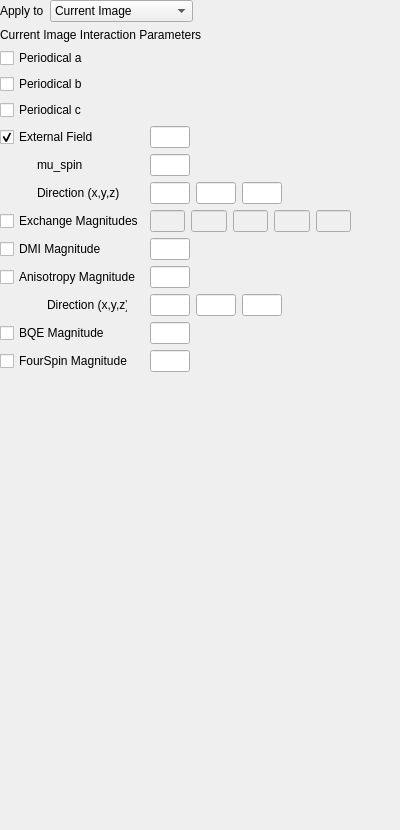
First picture: the form in ui-qt/ui/HamiltonianHeisenbergNeighboursWidget.ui, repository spirit-code/spirit, before the edit.
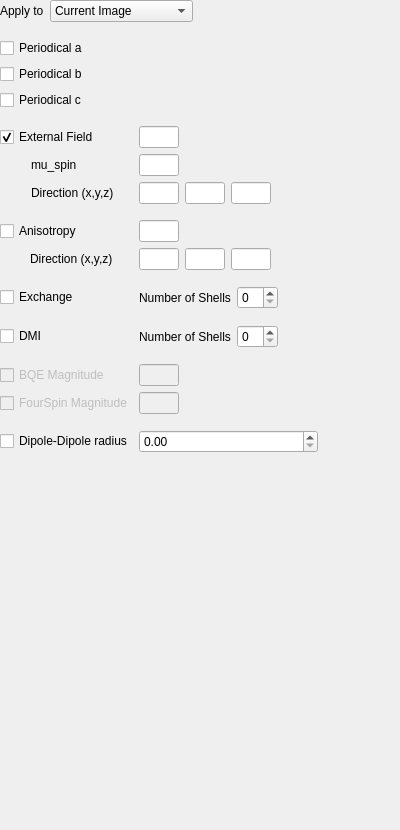
Second picture: the form after the edit.

Commit message: Improved Heisenberg Neighbours (including Widget). - improved DDI function in API - improved names and calculations in Hamiltonian_Heisenberg_Neighbours - improved Neighbours calculations for DDI

Patch:
```diff
--- a/ui-qt/ui/HamiltonianHeisenbergNeighboursWidget.ui
+++ b/ui-qt/ui/HamiltonianHeisenbergNeighboursWidget.ui
@@ -26,68 +26,6 @@
    <property name="bottomMargin">
     <number>0</number>
    </property>
-   <item row="1" column="0">
-    <widget class="QLabel" name="label">
-     <property name="text">
-      <string>Current Image Interaction Parameters</string>
-     </property>
-    </widget>
-   </item>
-   <item row="0" column="0">
-    <layout class="QGridLayout" name="gridLayout_31">
-     <item row="0" column="1">
-      <widget class="QComboBox" name="comboBox_Hamiltonian_Iso_ApplyTo">
-       <property name="minimumSize">
-        <size>
-         <width>120</width>
-         <height>0</height>
-        </size>
-       </property>
-       <item>
-        <property name="text">
-         <string>Current Image</string>
-        </property>
-       </item>
-       <item>
-        <property name="text">
-         <string>Current Image Chain</string>
-        </property>
-       </item>
-       <item>
-        <property name="text">
-         <string>All Images</string>
-        </property>
-       </item>
-      </widget>
-     </item>
-     <item row="0" column="0">
-      <widget class="QLabel" name="label_23">
-       <property name="maximumSize">
-        <size>
-         <width>60</width>
-         <height>16777215</height>
-        </size>
-       </property>
-       <property name="text">
-        <string>Apply to</string>
-       </property>
-      </widget>
-     </item>
-     <item row="0" column="2">
-      <spacer name="horizontalSpacer_18">
-       <property name="orientation">
-        <enum>Qt::Horizontal</enum>
-       </property>
-       <property name="sizeHint" stdset="0">
-        <size>
-         <width>40</width>
-         <height>20</height>
-        </size>
-       </property>
-      </spacer>
-     </item>
-    </layout>
-   </item>
    <item row="2" column="0">
     <widget class="QScrollArea" name="scrollArea">
      <property name="frameShape">
@@ -102,7 +40,7 @@
         <x>0</x>
         <y>0</y>
         <width>400</width>
-        <height>770</height>
+        <height>794</height>
        </rect>
       </property>
       <layout class="QGridLayout" name="gridLayout_6">
@@ -118,20 +56,215 @@
        <property name="bottomMargin">
         <number>0</number>
        </property>
-       <item row="22" column="1">
-        <spacer name="verticalSpacer_23">
+       <item row="11" column="2">
+        <layout class="QGridLayout" name="gridLayout_18">
+         <item row="0" column="3">
+          <widget class="QLineEdit" name="lineEdit_anisoz">
+           <property name="maximumSize">
+            <size>
+             <width>40</width>
+             <height>16777215</height>
+            </size>
+           </property>
+          </widget>
+         </item>
+         <item row="0" column="2">
+          <widget class="QLineEdit" name="lineEdit_anisoy">
+           <property name="maximumSize">
+            <size>
+             <width>40</width>
+             <height>16777215</height>
+            </size>
+           </property>
+          </widget>
+         </item>
+         <item row="0" column="1">
+          <widget class="QLineEdit" name="lineEdit_anisox">
+           <property name="maximumSize">
+            <size>
+             <width>40</width>
+             <height>16777215</height>
+            </size>
+           </property>
+          </widget>
+         </item>
+         <item row="0" column="5">
+          <spacer name="horizontalSpacer_11">
+           <property name="orientation">
+            <enum>Qt::Horizontal</enum>
+           </property>
+           <property name="sizeHint" stdset="0">
+            <size>
+             <width>40</width>
+             <height>20</height>
+            </size>
+           </property>
+          </spacer>
+         </item>
+        </layout>
+       </item>
+       <item row="10" column="0">
+        <widget class="QCheckBox" name="checkBox_aniso">
+         <property name="text">
+          <string>Anisotropy</string>
+         </property>
+        </widget>
+       </item>
+       <item row="14" column="0">
+        <spacer name="verticalSpacer_3">
          <property name="orientation">
           <enum>Qt::Vertical</enum>
          </property>
+         <property name="sizeType">
+          <enum>QSizePolicy::Fixed</enum>
+         </property>
          <property name="sizeHint" stdset="0">
           <size>
            <width>20</width>
-           <height>40</height>
+           <height>10</height>
           </size>
          </property>
         </spacer>
        </item>
-       <item row="5" column="1">
+       <item row="10" column="2">
+        <layout class="QGridLayout" name="gridLayout_17">
+         <item row="0" column="1">
+          <widget class="QLineEdit" name="lineEdit_aniso">
+           <property name="maximumSize">
+            <size>
+             <width>40</width>
+             <height>16777215</height>
+            </size>
+           </property>
+          </widget>
+         </item>
+         <item row="0" column="2">
+          <spacer name="horizontalSpacer_10">
+           <property name="orientation">
+            <enum>Qt::Horizontal</enum>
+           </property>
+           <property name="sizeHint" stdset="0">
+            <size>
+             <width>40</width>
+             <height>20</height>
+            </size>
+           </property>
+          </spacer>
+         </item>
+        </layout>
+       </item>
+       <item row="30" column="2">
+        <widget class="QDoubleSpinBox" name="doubleSpinBox_ddi_radius">
+         <property name="maximum">
+          <double>1000000.000000000000000</double>
+         </property>
+        </widget>
+       </item>
+       <item row="8" column="0">
+        <layout class="QGridLayout" name="gridLayout_25">
+         <item row="1" column="1">
+          <widget class="QLabel" name="label_14">
+           <property name="maximumSize">
+            <size>
+             <width>100</width>
+             <height>16777215</height>
+            </size>
+           </property>
+           <property name="text">
+            <string>Direction (x,y,z)</string>
+           </property>
+          </widget>
+         </item>
+         <item row="1" column="0">
+          <spacer name="horizontalSpacer_16">
+           <property name="orientation">
+            <enum>Qt::Horizontal</enum>
+           </property>
+           <property name="sizeType">
+            <enum>QSizePolicy::Minimum</enum>
+           </property>
+           <property name="sizeHint" stdset="0">
+            <size>
+             <width>30</width>
+             <height>20</height>
+            </size>
+           </property>
+          </spacer>
+         </item>
+         <item row="0" column="1">
+          <widget class="QLabel" name="label_13">
+           <property name="text">
+            <string>mu_spin</string>
+           </property>
+          </widget>
+         </item>
+        </layout>
+       </item>
+       <item row="27" column="0">
+        <widget class="QCheckBox" name="checkBox_bqe">
+         <property name="enabled">
+          <bool>false</bool>
+         </property>
+         <property name="text">
+          <string>BQE Magnitude</string>
+         </property>
+        </widget>
+       </item>
+       <item row="16" column="0">
+        <widget class="QCheckBox" name="checkBox_dmi">
+         <property name="text">
+          <string>DMI</string>
+         </property>
+        </widget>
+       </item>
+       <item row="3" column="0">
+        <widget class="QCheckBox" name="checkBox_iso_periodical_b">
+         <property name="text">
+          <string>Periodical b</string>
+         </property>
+        </widget>
+       </item>
+       <item row="6" column="2">
+        <layout class="QGridLayout" name="gridLayout_14">
+         <item row="0" column="1">
+          <widget class="QLineEdit" name="lineEdit_extH">
+           <property name="maximumSize">
+            <size>
+             <width>40</width>
+             <height>16777215</height>
+            </size>
+           </property>
+          </widget>
+         </item>
+         <item row="0" column="2">
+          <spacer name="horizontalSpacer_7">
+           <property name="orientation">
+            <enum>Qt::Horizontal</enum>
+           </property>
+           <property name="sizeHint" stdset="0">
+            <size>
+             <width>40</width>
+             <height>20</height>
+            </size>
+           </property>
+          </spacer>
+         </item>
+        </layout>
+       </item>
+       <item row="6" column="0">
+        <widget class="QCheckBox" name="checkBox_extH">
+         <property name="text">
+          <string>External Field</string>
+         </property>
+         <property name="checked">
+          <bool>true</bool>
+         </property>
+         <property name="tristate">
+          <bool>false</bool>
+         </property>
+        </widget>
+       </item>
+       <item row="8" column="2">
         <layout class="QGridLayout" name="gridLayout_15">
          <item row="1" column="2">
           <widget class="QLineEdit" name="lineEdit_extHy">
@@ -188,18 +321,11 @@
          </item>
         </layout>
        </item>
-       <item row="20" column="1">
-        <widget class="QLineEdit" name="lineEdit_bqe">
-         <property name="maximumSize">
-          <size>
-           <width>40</width>
-           <height>16777215</height>
-          </size>
-         </property>
-        </widget>
-       </item>
-       <item row="21" column="1">
+       <item row="28" column="2">
         <widget class="QLineEdit" name="lineEdit_fourspin">
+         <property name="enabled">
+          <bool>false</bool>
+         </property>
          <property name="maximumSize">
           <size>
            <width>40</width>
@@ -208,15 +334,11 @@
          </property>
         </widget>
        </item>
-       <item row="10" column="0">
-        <widget class="QCheckBox" name="checkBox_dmi">
-         <property name="text">
-          <string>DMI Magnitude</string>
+       <item row="27" column="2">
+        <widget class="QLineEdit" name="lineEdit_bqe">
+         <property name="enabled">
+          <bool>false</bool>
          </property>
-        </widget>
-       </item>
-       <item row="10" column="1">
-        <widget class="QLineEdit" name="lineEdit_dmi">
          <property name="maximumSize">
           <size>
            <width>40</width>
@@ -225,202 +347,42 @@
          </property>
         </widget>
        </item>
-       <item row="3" column="0">
-        <widget class="QCheckBox" name="checkBox_extH">
+       <item row="4" column="0">
+        <widget class="QCheckBox" name="checkBox_iso_periodical_c">
          <property name="text">
-          <string>External Field</string>
+          <string>Periodical c</string>
          </property>
-         <property name="checked">
-          <bool>true</bool>
-         </property>
-         <property name="tristate">
-          <bool>false</bool>
-         </property>
         </widget>
        </item>
-       <item row="3" column="1">
-        <layout class="QGridLayout" name="gridLayout_14">
-         <item row="0" column="1">
-          <widget class="QLineEdit" name="lineEdit_extH">
-           <property name="maximumSize">
-            <size>
-             <width>40</width>
-             <height>16777215</height>
-            </size>
-           </property>
-          </widget>
-         </item>
-         <item row="0" column="2">
-          <spacer name="horizontalSpacer_7">
-           <property name="orientation">
-            <enum>Qt::Horizontal</enum>
-           </property>
-           <property name="sizeHint" stdset="0">
-            <size>
-             <width>40</width>
-             <height>20</height>
-            </size>
-           </property>
-          </spacer>
-         </item>
-        </layout>
-       </item>
-       <item row="20" column="0">
-        <widget class="QCheckBox" name="checkBox_bqe">
-         <property name="text">
-          <string>BQE Magnitude</string>
-         </property>
-        </widget>
-       </item>
-       <item row="21" column="0">
-        <widget class="QCheckBox" name="checkBox_fourspin">
-         <property name="text">
-          <string>FourSpin Magnitude</string>
-         </property>
-        </widget>
-       </item>
-       <item row="11" column="1">
-        <layout class="QGridLayout" name="gridLayout_17">
-         <item row="0" column="1">
-          <widget class="QLineEdit" name="lineEdit_aniso">
-           <property name="maximumSize">
-            <size>
-             <width>40</width>
-             <height>16777215</height>
-            </size>
-           </property>
-          </widget>
-         </item>
-         <item row="0" column="2">
-          <spacer name="horizontalSpacer_10">
-           <property name="orientation">
-            <enum>Qt::Horizontal</enum>
-           </property>
-           <property name="sizeHint" stdset="0">
-            <size>
-             <width>40</width>
-             <height>20</height>
-            </size>
-           </property>
-          </spacer>
-         </item>
-        </layout>
-       </item>
-       <item row="7" column="0">
-        <widget class="QCheckBox" name="checkBox_exchange">
-         <property name="text">
-          <string>Exchange Magnitudes</string>
-         </property>
-        </widget>
-       </item>
-       <item row="13" column="0">
-        <layout class="QGridLayout" name="gridLayout_23">
-         <item row="0" column="1">
-          <widget class="QLabel" name="label_17">
-           <property name="maximumSize">
-            <size>
-             <width>80</width>
-             <height>16777215</height>
-            </size>
-           </property>
-           <property name="text">
-            <string>Direction (x,y,z)</string>
-           </property>
-          </widget>
-         </item>
-         <item row="0" column="0">
-          <spacer name="horizontalSpacer_14">
-           <property name="orientation">
-            <enum>Qt::Horizontal</enum>
-           </property>
-           <property name="sizeType">
-            <enum>QSizePolicy::Minimum</enum>
-           </property>
-           <property name="sizeHint" stdset="0">
-            <size>
-             <width>30</width>
-             <height>20</height>
-            </size>
-           </property>
-          </spacer>
-         </item>
-        </layout>
-       </item>
        <item row="1" column="0">
-        <widget class="QCheckBox" name="checkBox_iso_periodical_b">
+        <spacer name="verticalSpacer_7">
+         <property name="orientation">
+          <enum>Qt::Vertical</enum>
+         </property>
+         <property name="sizeType">
+          <enum>QSizePolicy::Fixed</enum>
+         </property>
+         <property name="sizeHint" stdset="0">
+          <size>
+           <width>20</width>
+           <height>10</height>
+          </size>
+         </property>
+        </spacer>
+       </item>
+       <item row="13" column="0">
+        <widget class="QCheckBox" name="checkBox_exchange">
          <property name="text">
-          <string>Periodical b</string>
+          <string>Exchange</string>
          </property>
         </widget>
        </item>
-       <item row="7" column="1">
-        <layout class="QGridLayout" name="gridLayout_16">
-         <item row="0" column="4">
-          <widget class="QLineEdit" name="lineEdit_exchange4">
-           <property name="enabled">
-            <bool>false</bool>
-           </property>
-           <property name="maximumSize">
-            <size>
-             <width>40</width>
-             <height>16777215</height>
-            </size>
-           </property>
-          </widget>
-         </item>
-         <item row="0" column="5">
-          <widget class="QLineEdit" name="lineEdit_exchange5">
-           <property name="enabled">
-            <bool>false</bool>
-           </property>
-           <property name="maximumSize">
-            <size>
-             <width>40</width>
-             <height>16777215</height>
-            </size>
-           </property>
-          </widget>
-         </item>
-         <item row="0" column="3">
-          <widget class="QLineEdit" name="lineEdit_exchange3">
-           <property name="enabled">
-            <bool>false</bool>
-           </property>
-           <property name="maximumSize">
-            <size>
-             <width>40</width>
-             <height>16777215</height>
-            </size>
-           </property>
-          </widget>
-         </item>
-         <item row="0" column="2">
-          <widget class="QLineEdit" name="lineEdit_exchange2">
-           <property name="enabled">
-            <bool>false</bool>
-           </property>
-           <property name="maximumSize">
-            <size>
-             <width>40</width>
-             <height>16777215</height>
-            </size>
-           </property>
-          </widget>
-         </item>
+       <item row="13" column="2">
+        <layout class="QGridLayout" name="gridLayout_exchange">
          <item row="0" column="1">
-          <widget class="QLineEdit" name="lineEdit_exchange1">
-           <property name="enabled">
-            <bool>false</bool>
-           </property>
-           <property name="maximumSize">
-            <size>
-             <width>40</width>
-             <height>16777215</height>
-            </size>
-           </property>
-          </widget>
+          <widget class="QSpinBox" name="spinBox_exchange_nshells"/>
          </item>
-         <item row="0" column="6">
+         <item row="0" column="2">
           <spacer name="horizontalSpacer_9">
            <property name="orientation">
             <enum>Qt::Horizontal</enum>
@@ -433,66 +395,16 @@
            </property>
           </spacer>
          </item>
-        </layout>
-       </item>
-       <item row="11" column="0">
-        <widget class="QCheckBox" name="checkBox_aniso">
-         <property name="text">
-          <string>Anisotropy Magnitude</string>
-         </property>
-        </widget>
-       </item>
-       <item row="5" column="0">
-        <layout class="QGridLayout" name="gridLayout_25">
-         <item row="1" column="1">
-          <widget class="QLabel" name="label_14">
-           <property name="maximumSize">
-            <size>
-             <width>100</width>
-             <height>16777215</height>
-            </size>
-           </property>
+         <item row="0" column="0">
+          <widget class="QLabel" name="label">
            <property name="text">
-            <string>Direction (x,y,z)</string>
+            <string>Number of Shells</string>
            </property>
           </widget>
          </item>
-         <item row="1" column="0">
-          <spacer name="horizontalSpacer_16">
-           <property name="orientation">
-            <enum>Qt::Horizontal</enum>
-           </property>
-           <property name="sizeType">
-            <enum>QSizePolicy::Minimum</enum>
-           </property>
-           <property name="sizeHint" stdset="0">
-            <size>
-             <width>30</width>
-             <height>20</height>
-            </size>
-           </property>
-          </spacer>
-         </item>
-         <item row="0" column="1">
-          <widget class="QLabel" name="label_13">
-           <property name="text">
-            <string>mu_spin</string>
-           </property>
-          </widget>
-         </item>
         </layout>
        </item>
-       <item row="0" column="0">
-        <widget class="QCheckBox" name="checkBox_iso_periodical_a">
-         <property name="text">
-          <string>Periodical a</string>
-         </property>
-         <property name="checkable">
-          <bool>true</bool>
-         </property>
-        </widget>
-       </item>
-       <item row="3" column="2">
+       <item row="6" column="3">
         <spacer name="horizontalSpacer_6">
          <property name="orientation">
           <enum>Qt::Horizontal</enum>
@@ -505,40 +417,62 @@
          </property>
         </spacer>
        </item>
-       <item row="13" column="1">
-        <layout class="QGridLayout" name="gridLayout_18">
-         <item row="0" column="3">
-          <widget class="QLineEdit" name="lineEdit_anisoz">
-           <property name="maximumSize">
-            <size>
-             <width>40</width>
-             <height>16777215</height>
-            </size>
-           </property>
-          </widget>
-         </item>
-         <item row="0" column="2">
-          <widget class="QLineEdit" name="lineEdit_anisoy">
-           <property name="maximumSize">
-            <size>
-             <width>40</width>
-             <height>16777215</height>
-            </size>
+       <item row="28" column="0">
+        <widget class="QCheckBox" name="checkBox_fourspin">
+         <property name="enabled">
+          <bool>false</bool>
+         </property>
+         <property name="text">
+          <string>FourSpin Magnitude</string>
+         </property>
+        </widget>
+       </item>
+       <item row="9" column="0">
+        <spacer name="verticalSpacer_2">
+         <property name="orientation">
+          <enum>Qt::Vertical</enum>
+         </property>
+         <property name="sizeType">
+          <enum>QSizePolicy::Fixed</enum>
+         </property>
+         <property name="sizeHint" stdset="0">
+          <size>
+           <width>20</width>
+           <height>10</height>
+          </size>
+         </property>
+        </spacer>
+       </item>
+       <item row="17" column="0">
+        <spacer name="verticalSpacer_4">
+         <property name="orientation">
+          <enum>Qt::Vertical</enum>
+         </property>
+         <property name="sizeType">
+          <enum>QSizePolicy::Fixed</enum>
+         </property>
+         <property name="sizeHint" stdset="0">
+          <size>
+           <width>20</width>
+           <height>10</height>
+          </size>
+         </property>
+        </spacer>
+       </item>
+       <item row="16" column="2">
+        <layout class="QGridLayout" name="gridLayout_dmi">
+         <item row="0" column="0">
+          <widget class="QLabel" name="label_2">
+           <property name="text">
+            <string>Number of Shells</string>
            </property>
           </widget>
          </item>
          <item row="0" column="1">
-          <widget class="QLineEdit" name="lineEdit_anisox">
-           <property name="maximumSize">
-            <size>
-             <width>40</width>
-             <height>16777215</height>
-            </size>
-           </property>
-          </widget>
+          <widget class="QSpinBox" name="spinBox_dmi_nshells"/>
          </item>
-         <item row="0" column="5">
-          <spacer name="horizontalSpacer_11">
+         <item row="0" column="2">
+          <spacer name="horizontalSpacer">
            <property name="orientation">
             <enum>Qt::Horizontal</enum>
            </property>
@@ -552,17 +486,176 @@
          </item>
         </layout>
        </item>
+       <item row="29" column="0">
+        <spacer name="verticalSpacer_6">
+         <property name="orientation">
+          <enum>Qt::Vertical</enum>
+         </property>
+         <property name="sizeType">
+          <enum>QSizePolicy::Fixed</enum>
+         </property>
+         <property name="sizeHint" stdset="0">
+          <size>
+           <width>20</width>
+           <height>10</height>
+          </size>
+         </property>
+        </spacer>
+       </item>
+       <item row="5" column="0">
+        <spacer name="verticalSpacer">
+         <property name="orientation">
+          <enum>Qt::Vertical</enum>
+         </property>
+         <property name="sizeType">
+          <enum>QSizePolicy::Fixed</enum>
+         </property>
+         <property name="sizeHint" stdset="0">
+          <size>
+           <width>20</width>
+           <height>10</height>
+          </size>
+         </property>
+        </spacer>
+       </item>
+       <item row="30" column="0">
+        <widget class="QCheckBox" name="checkBox_ddi">
+         <property name="text">
+          <string>Dipole-Dipole radius</string>
+         </property>
+        </widget>
+       </item>
        <item row="2" column="0">
-        <widget class="QCheckBox" name="checkBox_iso_periodical_c">
+        <widget class="QCheckBox" name="checkBox_iso_periodical_a">
          <property name="text">
-          <string>Periodical c</string>
+          <string>Periodical a</string>
+         </property>
+         <property name="checkable">
+          <bool>true</bool>
          </property>
         </widget>
        </item>
+       <item row="11" column="0">
+        <layout class="QGridLayout" name="gridLayout_23">
+         <item row="0" column="1">
+          <widget class="QLabel" name="label_17">
+           <property name="maximumSize">
+            <size>
+             <width>16777215</width>
+             <height>16777215</height>
+            </size>
+           </property>
+           <property name="text">
+            <string>Direction (x,y,z)</string>
+           </property>
+          </widget>
+         </item>
+         <item row="0" column="0">
+          <spacer name="horizontalSpacer_14">
+           <property name="orientation">
+            <enum>Qt::Horizontal</enum>
+           </property>
+           <property name="sizeType">
+            <enum>QSizePolicy::Minimum</enum>
+           </property>
+           <property name="sizeHint" stdset="0">
+            <size>
+             <width>30</width>
+             <height>20</height>
+            </size>
+           </property>
+          </spacer>
+         </item>
+        </layout>
+       </item>
+       <item row="31" column="0">
+        <spacer name="verticalSpacer_23">
+         <property name="orientation">
+          <enum>Qt::Vertical</enum>
+         </property>
+         <property name="sizeHint" stdset="0">
+          <size>
+           <width>20</width>
+           <height>40</height>
+          </size>
+         </property>
+        </spacer>
+       </item>
+       <item row="12" column="0">
+        <spacer name="verticalSpacer_5">
+         <property name="orientation">
+          <enum>Qt::Vertical</enum>
+         </property>
+         <property name="sizeType">
+          <enum>QSizePolicy::Fixed</enum>
+         </property>
+         <property name="sizeHint" stdset="0">
+          <size>
+           <width>20</width>
+           <height>10</height>
+          </size>
+         </property>
+        </spacer>
+       </item>
       </layout>
      </widget>
     </widget>
    </item>
+   <item row="0" column="0">
+    <layout class="QGridLayout" name="gridLayout_31">
+     <item row="0" column="1">
+      <widget class="QComboBox" name="comboBox_Hamiltonian_Iso_ApplyTo">
+       <property name="minimumSize">
+        <size>
+         <width>120</width>
+         <height>0</height>
+        </size>
+       </property>
+       <item>
+        <property name="text">
+         <string>Current Image</string>
+        </property>
+       </item>
+       <item>
+        <property name="text">
+         <string>Current Image Chain</string>
+        </property>
+       </item>
+       <item>
+        <property name="text">
+         <string>All Images</string>
+        </property>
+       </item>
+      </widget>
+     </item>
+     <item row="0" column="0">
+      <widget class="QLabel" name="label_23">
+       <property name="maximumSize">
+        <size>
+         <width>60</width>
+         <height>16777215</height>
+        </size>
+       </property>
+       <property name="text">
+        <string>Apply to</string>
+       </property>
+      </widget>
+     </item>
+     <item row="0" column="2">
+      <spacer name="horizontalSpacer_18">
+       <property name="orientation">
+        <enum>Qt::Horizontal</enum>
+       </property>
+       <property name="sizeHint" stdset="0">
+        <size>
+         <width>40</width>
+         <height>20</height>
+        </size>
+       </property>
+      </spacer>
+     </item>
+    </layout>
+   </item>
   </layout>
  </widget>
  <resources/>
```
The commit also changes 7 other files.
